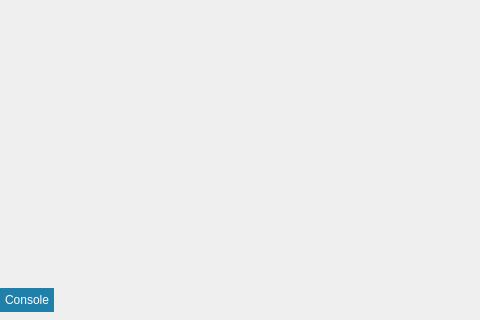
Qt form src/MainWindow.ui (rizinorg/cutter) before a commit; both pictures show x 0 to 480 and y 286 to 606 of the 1013 by 606 pixel window.
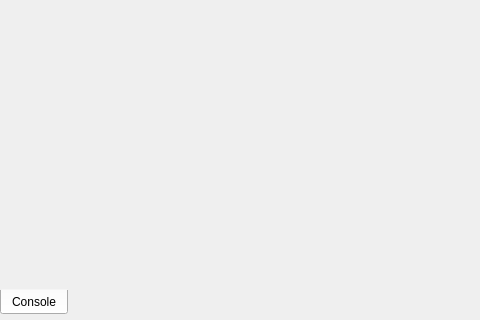
The same form after that commit. Icons and pictures are not drawn.

```diff
--- a/src/MainWindow.ui
+++ b/src/MainWindow.ui
@@ -26,12 +26,12 @@
 /*     border: 2px solid white;*/
 }
 
-QTabBar
+QMainWindow &gt; QTabBar
 {
     qproperty-drawBase: 0;
 }
 
-QTabBar::tab {
+QMainWindow &gt; QTabBar::tab {
     border-bottom-color: #2180a9;
     border-top-left-radius: 0px;
     border-top-right-radius: 0px;
@@ -41,7 +41,7 @@
 	margin-top: 3px;
 }
 
-QTabBar::tab:selected {
+QMainWindow &gt; QTabBar::tab:selected {
     background: #2180a9;
     color: #FFFFFF;
 }
```
Left out of the diff: 2 changed lines with no effect on the pictures.
